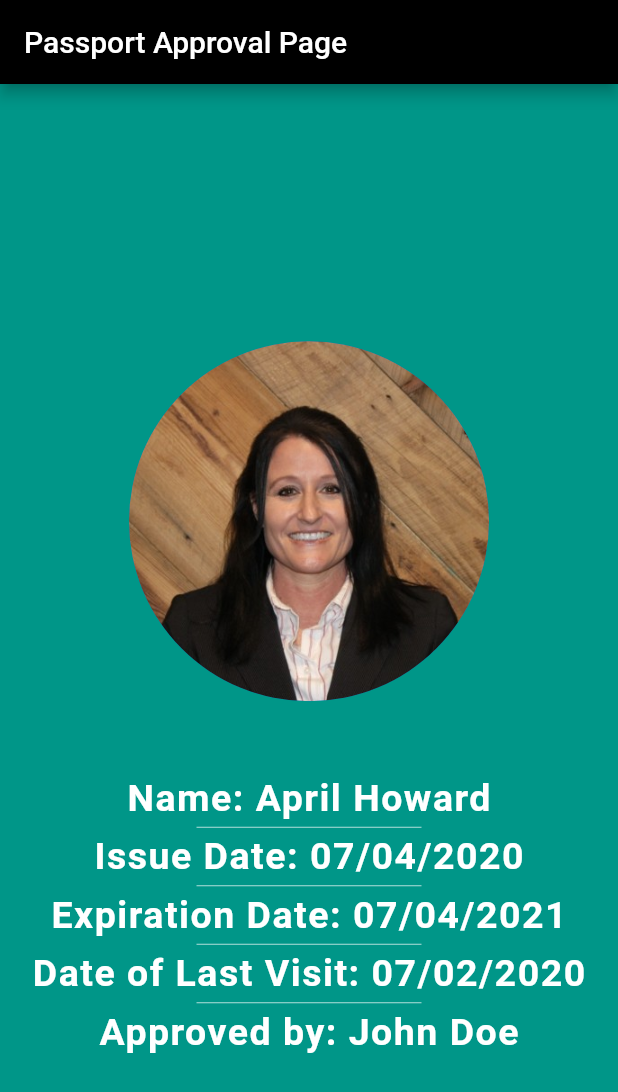
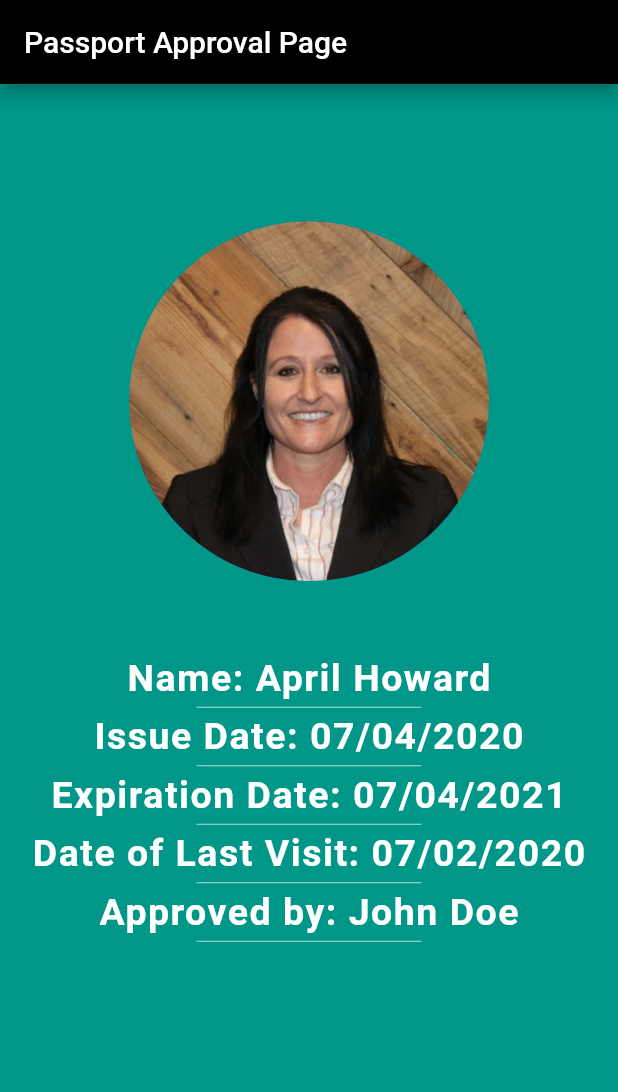
Before and after one commit to apphow/start_to_finish, a Flutter app: the screen it shows after launch, on a phone screen of 412 x 824 dp. Shown: the top 1092 px of the screen. Run offline on Flutter 3.47's test engine with Material 2 defaults, Android fonts, the phone set to English and light mode, and no system bars.

Commit message:
Moved CircleAvatar up

```diff
--- a/lib/main.dart
+++ b/lib/main.dart
@@ -18,7 +18,7 @@ class MyPassport extends StatelessWidget {
         body: SafeArea(
           child: Center(
             child: Padding(
-              padding: EdgeInsets.only(top: 50.0),
+              padding: EdgeInsets.only(bottom: 100.0),
               child: Column(
                 mainAxisAlignment: MainAxisAlignment.center,
                 children: <Widget>[
@@ -101,6 +101,12 @@ class MyPassport extends StatelessWidget {
                       letterSpacing: 1.0,
                     ),
                   ),
+                  SizedBox(
+                      height: 10.0,
+                      width: 150.0,
+                      child: Divider(
+                        color: Colors.teal.shade100,
+                      ))
                 ],
               ),
             ),
```
